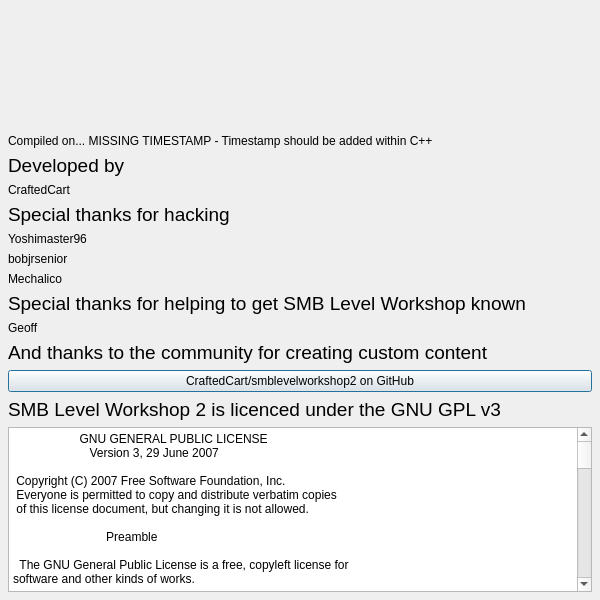
The window that ws2editor/src/ws2editor/ui/AboutWindow.ui (CraftedCart/smblevelworkshop2) describes before a commit, drawn with Qt 5.
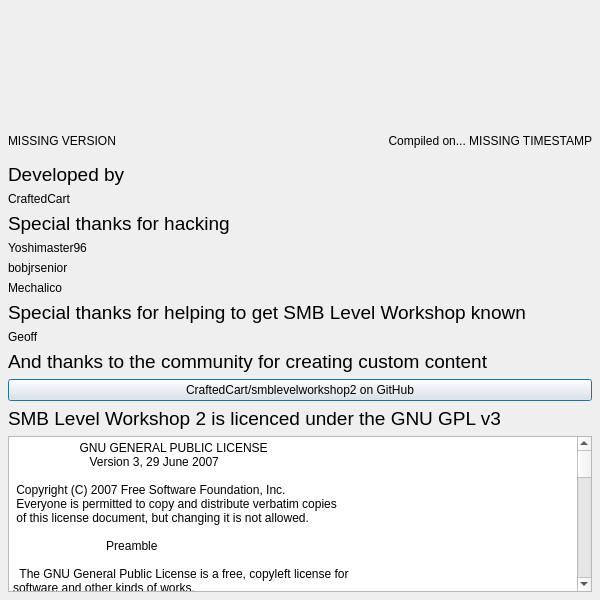
The same window after the commit. Icons and pictures are not drawn.

Commit message: The version string now shows up in the about window

The edit to the form file:
```diff
--- a/ws2editor/src/ws2editor/ui/AboutWindow.ui
+++ b/ws2editor/src/ws2editor/ui/AboutWindow.ui
@@ -84,10 +84,35 @@
       <number>8</number>
      </property>
      <item>
-      <widget class="QLabel" name="compileDateLabel">
-       <property name="text">
-        <string extracomment="This should never be shown, therefore should not need translating">Compiled on... MISSING TIMESTAMP - Timestamp should be added within C++</string>
-       </property>
+      <widget class="QWidget" name="widget" native="true">
+       <layout class="QHBoxLayout" name="horizontalLayout">
+        <property name="leftMargin">
+         <number>0</number>
+        </property>
+        <property name="topMargin">
+         <number>0</number>
+        </property>
+        <property name="rightMargin">
+         <number>0</number>
+        </property>
+        <item>
+         <widget class="QLabel" name="versionLabel">
+          <property name="text">
+           <string>MISSING VERSION</string>
+          </property>
+         </widget>
+        </item>
+        <item>
+         <widget class="QLabel" name="compileDateLabel">
+          <property name="text">
+           <string extracomment="This should never be shown, therefore should not need translating">&lt;html&gt;&lt;head/&gt;&lt;body&gt;&lt;p&gt;Compiled on... MISSING TIMESTAMP&lt;/p&gt;&lt;/body&gt;&lt;/html&gt;</string>
+          </property>
+          <property name="alignment">
+           <set>Qt::AlignRight|Qt::AlignTrailing|Qt::AlignVCenter</set>
+          </property>
+         </widget>
+        </item>
+       </layout>
       </widget>
      </item>
      <item>
```
Left out of the diff: 2 changed lines with no effect on the pictures. The commit also changes 3 other files.
